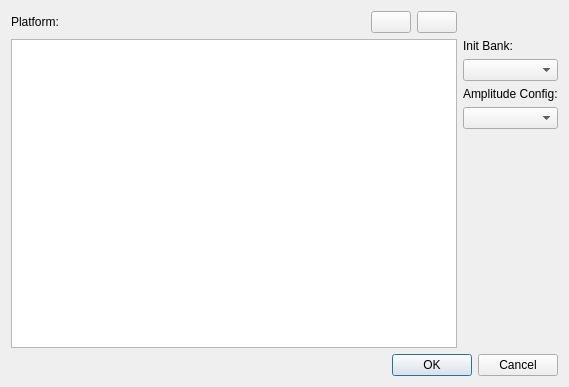
Above: Code/EditorPlugins/AmplitudeAudio/EditorPluginAmplitudeAudio/Dialogs/AmplitudeAudioSettingsDialog.ui from SparkyStudios/ezEngine before the change. Below: the same form after it.
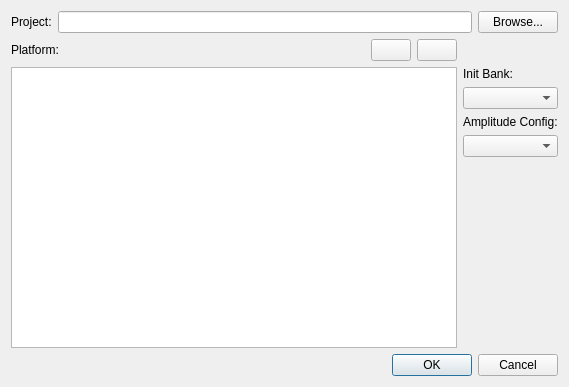
That is the form after the change. Icons and pictures are not drawn.

Commit message: feat: Custom project path.

```diff
--- a/Code/EditorPlugins/AmplitudeAudio/EditorPluginAmplitudeAudio/Dialogs/AmplitudeAudioSettingsDialog.ui
+++ b/Code/EditorPlugins/AmplitudeAudio/EditorPluginAmplitudeAudio/Dialogs/AmplitudeAudioSettingsDialog.ui
@@ -18,6 +18,27 @@
     <normaloff>:/AssetIcons/Audio_Control_Collection.png</normaloff>:/AssetIcons/Audio_Control_Collection.png</iconset>
   </property>
   <layout class="QVBoxLayout" name="verticalLayout_2">
+   <item>
+    <layout class="QHBoxLayout" name="horizontalLayout_3">
+     <item>
+      <widget class="QLabel" name="label_3">
+       <property name="text">
+        <string>Project:</string>
+       </property>
+      </widget>
+     </item>
+     <item>
+      <widget class="QLineEdit" name="InputProjectPath"/>
+     </item>
+     <item>
+      <widget class="QPushButton" name="ButtonBrowseProject">
+       <property name="text">
+        <string>Browse...</string>
+       </property>
+      </widget>
+     </item>
+    </layout>
+   </item>
    <item>
     <layout class="QGridLayout" name="gridLayout">
      <item row="0" column="0">
```
Left out of the diff: 4 changed lines with no effect on the pictures. The commit also changes 2 other files.
